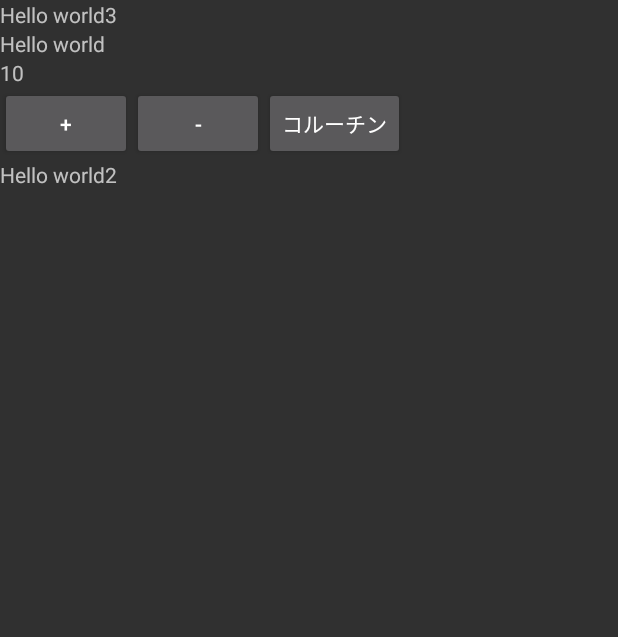
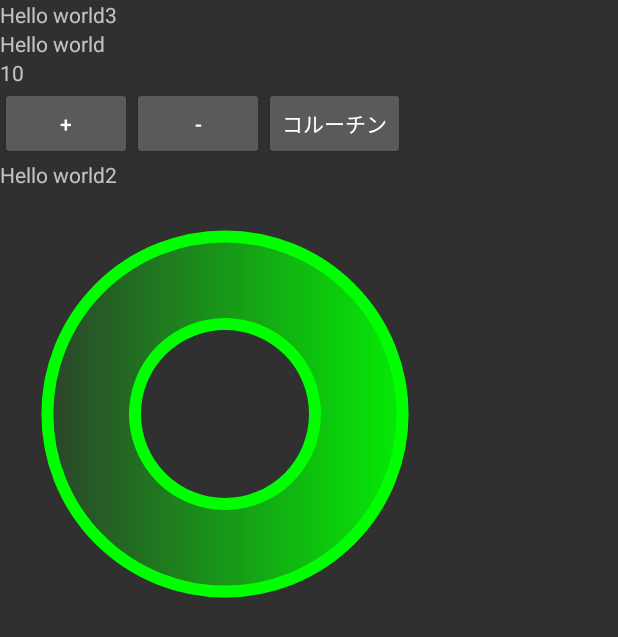
Before and after one commit to SUN-0613/AndroidNoActivityTest, an Android app: the screen it shows after launch (MainActivity), on a phone screen of 412 x 824 dp. Shown: the top 637 px of the screen. Run offline under Robolectric (Android 15) with nearby library versions, the phone set to English and light mode, and no system bars; our stand-ins replace data binding.

Commit message:
固定サイズで円を描画

```diff
--- a/app/src/main/AndroidManifest.xml
+++ b/app/src/main/AndroidManifest.xml
@@ -1,5 +1,6 @@
 <?xml version="1.0" encoding="utf-8"?>
-<manifest xmlns:android="http://schemas.android.com/apk/res/android"
+<manifest
+    xmlns:android="http://schemas.android.com/apk/res/android"
     xmlns:tools="http://schemas.android.com/tools"
     package="com.noactivity.noactivitytest">
 
--- a/app/src/main/java/com/noactivity/noactivitytest/MainActivity.kt
+++ b/app/src/main/java/com/noactivity/noactivitytest/MainActivity.kt
@@ -34,7 +34,7 @@ class MainActivity : AppCompatActivity()
         binding.viewmodel = viewModel
 
         //setContentView(R.layout.activity_main)
-        runOnUiThread {  }
+
     }
 
     companion object
--- /dev/null
+++ b/app/src/main/res/drawable/my_ellipse.xml
@@ -0,0 +1,15 @@
+<?xml version="1.0" encoding="utf-8"?>
+<selector xmlns:android="http://schemas.android.com/apk/res/android" >
+    <item android:state_focused="false" android:state_pressed="false" >
+        <shape
+            android:shape="ring"
+            android:innerRadius="30dp"
+            android:thicknessRatio="5"
+            android:useLevel="false"
+            >
+            <size android:width="150dp" android:height="150dp" />
+            <stroke android:width="4dp" android:color="@color/green" />
+            <gradient android:angle="180" android:startColor="@color/green" />
+        </shape>
+    </item>
+</selector>
--- a/app/src/main/res/layout/activity_main.xml
+++ b/app/src/main/res/layout/activity_main.xml
@@ -66,5 +66,10 @@
                 android:layout_height="wrap_content"
                 android:text="Hello world2"
                 />
+            <ImageView
+                android:layout_width="300dp"
+                android:layout_height="300dp"
+                android:src="@drawable/my_ellipse"
+                />
         </LinearLayout>
     </androidx.appcompat.widget.LinearLayoutCompat></layout>
--- a/app/src/main/res/values/colors.xml
+++ b/app/src/main/res/values/colors.xml
@@ -7,4 +7,5 @@
     <color name="teal_700">#FF018786</color>
     <color name="black">#FF000000</color>
     <color name="white">#FFFFFFFF</color>
+    <color name="green">#FF00FF00</color>
 </resources>
```
